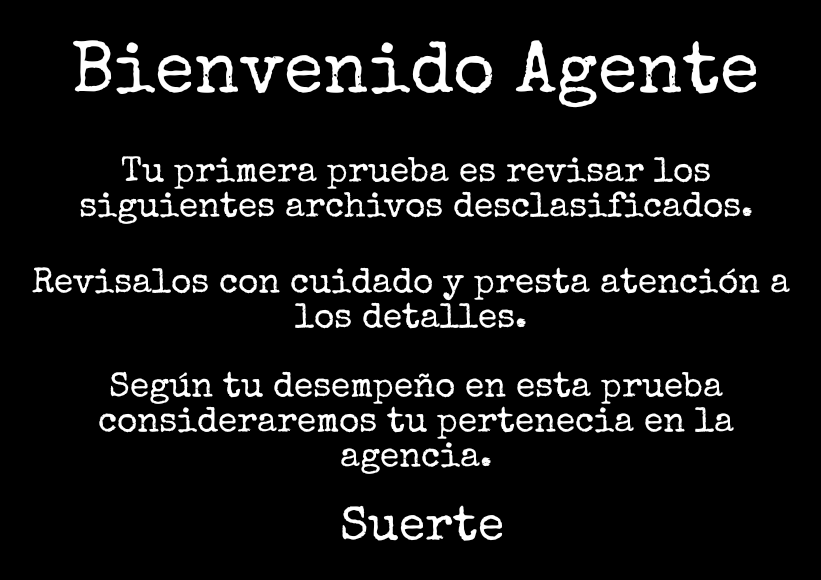
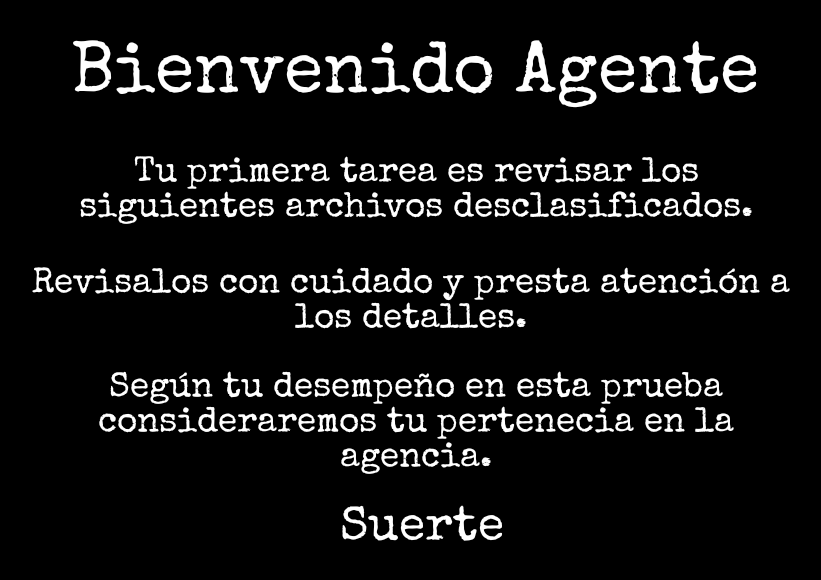
Before and after one commit to Maria7703/Videojuego, an Android app: the IntroduccionActivity screen opened directly, with no data from a screen before it, on a phone screen of 824 x 412 dp (held sideways). Shown: the top 580 px of the screen, without its empty margins (202-1023 px from the left). Run offline under Robolectric (Android 15) with nearby library versions, the phone set to English and light mode, and no system bars.

Commit message:
introduccion y salir

```diff
--- a/app/src/main/java/com/example/videojuego/MainActivity.java
+++ b/app/src/main/java/com/example/videojuego/MainActivity.java
@@ -67,7 +67,8 @@ public class MainActivity extends AppCompatActivity {
 
         btnSalir.setOnClickListener(v -> {
             Toast.makeText(this, "Saliendo del juego...", Toast.LENGTH_SHORT).show();
-            finish();
+            finishAffinity(); // Cierra todas las Activities
+            System.exit(0);   // Finaliza el proceso de la app
         });
     }
 }
--- a/app/src/main/res/layout/introduccion.xml
+++ b/app/src/main/res/layout/introduccion.xml
@@ -32,7 +32,7 @@
         android:layout_height="62dp"
         android:layout_marginTop="12dp"
         android:fontFamily="@font/special_elite"
-        android:text="Tu primera prueba es revisar los siguientes archivos desclasificados."
+        android:text="Tu primera tarea es revisar los siguientes archivos desclasificados."
         android:textAlignment="center"
         android:textColor="@color/white"
         android:textSize="23sp"
```
Also changed, not shown: app/src/main/res/layout/pausa.xml (+4 -4 lines), app/src/main/res/drawable/botoncreditos.png (added).
